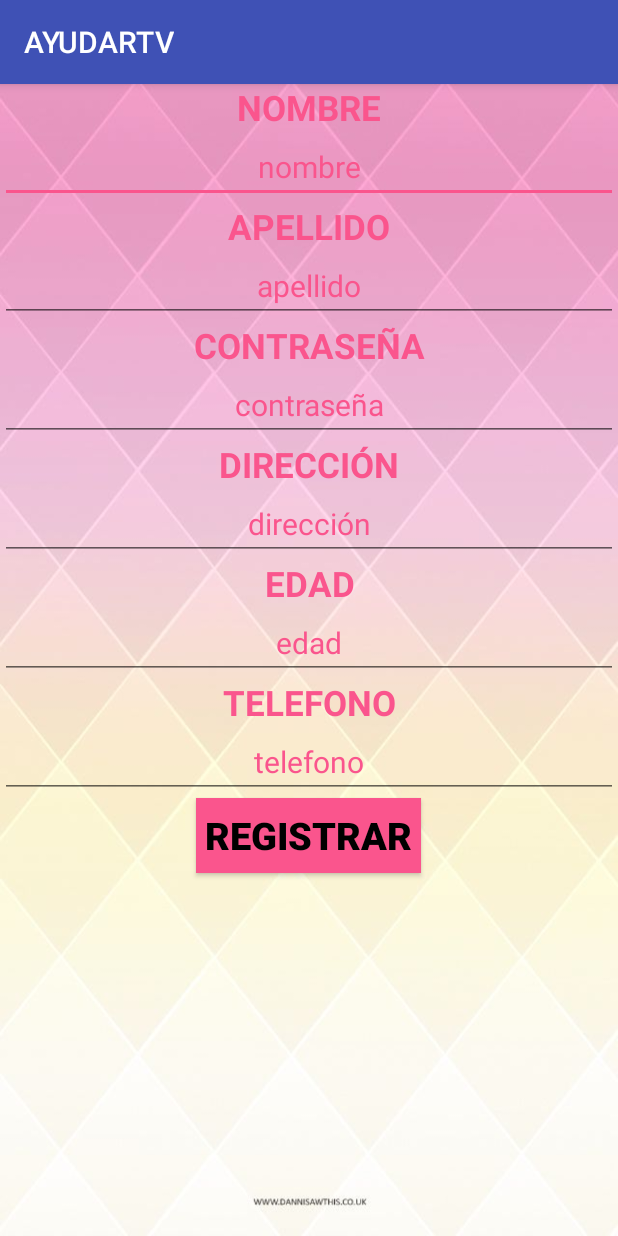
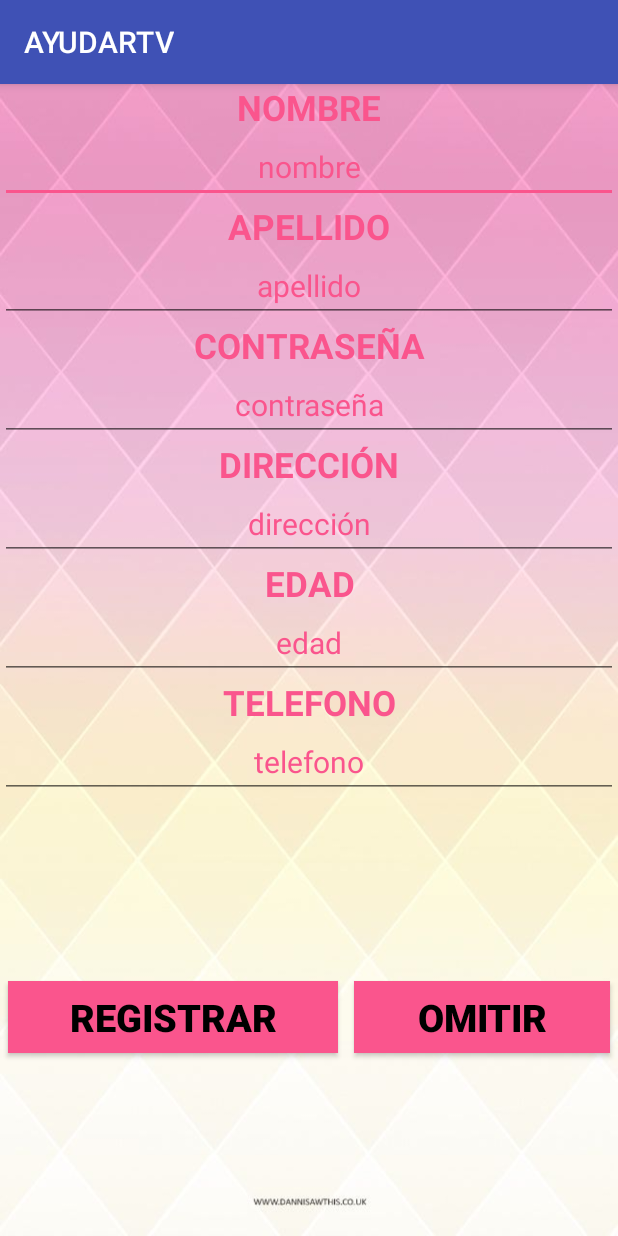
Before and after one commit to Giiojiimenez/MyApplication, an Android app: the Registro screen opened directly, with no data from a screen before it, on a phone screen of 412 x 824 dp. Run offline under Robolectric (Android 15) with nearby library versions, the light colour scheme and no system bars; our stand-ins replace Firebase (no records; nobody signed in at launch, a user with empty details on screens opened directly).

Commit message:
Datos finales2

```diff
--- a/app/src/main/java/com/tvaztecagioj/myapplication/Registro.java
+++ b/app/src/main/java/com/tvaztecagioj/myapplication/Registro.java
@@ -18,7 +18,7 @@ import java.util.Map;
 public class Registro extends AppCompatActivity{
 
      EditText etnombre,etapellido,etcontraseñar,etdireccion,etedad,ettelefono;
-     Button btregistrar;
+     Button btregistrar,btromitir;
 
      private DatabaseReference mDatabase;
 
@@ -33,8 +33,17 @@ public class Registro extends AppCompatActivity{
         etedad=findViewById(R.id.etedad);
         ettelefono=findViewById(R.id.ettelefono);
         btregistrar=findViewById(R.id.btregistrar);
+        btromitir=findViewById(R.id.btromitir);
 
         mDatabase = FirebaseDatabase.getInstance().getReference();
+
+        btromitir.setOnClickListener(new View.OnClickListener() {
+            @Override
+            public void onClick(View view) {
+                Intent a=new Intent(getApplicationContext(),Linstituciones.class);
+                startActivity(a);
+            }
+        });
 
         btregistrar.setOnClickListener(new View.OnClickListener() {
             @Override
--- a/app/src/main/res/layout/activity_linstituciones.xml
+++ b/app/src/main/res/layout/activity_linstituciones.xml
@@ -26,7 +26,7 @@
         android:layout_marginEnd="8dp"
         android:layout_marginRight="8dp"
         android:background="@android:color/transparent"
-        android:text="AGREGAR INSTITUCION"
+        android:text="Donar"
         android:textColor="@color/colorAccent"
         android:textSize="20sp"
         android:textStyle="bold"
--- a/app/src/main/res/layout/activity_registro.xml
+++ b/app/src/main/res/layout/activity_registro.xml
@@ -119,15 +119,36 @@
         android:textColorHint="@color/colorAccent"
         android:textSize="20dp" />
 
+    <LinearLayout
+        android:layout_width="match_parent"
+        android:layout_height="match_parent"
+        android:orientation="horizontal">
+
         <Button
             android:id="@+id/btregistrar"
-        android:layout_width="150dp"
-        android:layout_height="50dp"
+            android:layout_width="wrap_content"
+            android:layout_height="wrap_content"
             android:layout_gravity="center"
+            android:layout_margin="5dp"
+            android:layout_weight="1"
             android:background="@color/colorAccent"
             android:text="REGISTRAR"
             android:textColor="@color/common_google_signin_btn_text_dark_focused"
             android:textSize="25sp"
             android:textStyle="bold" />
 
+        <Button
+            android:id="@+id/btromitir"
+            android:layout_width="wrap_content"
+            android:layout_height="wrap_content"
+            android:layout_gravity="center"
+            android:layout_margin="5dp"
+            android:layout_weight="1"
+            android:background="@color/colorAccent"
+            android:text="omitir"
+            android:textColor="@color/common_google_signin_btn_text_dark_focused"
+            android:textSize="25sp"
+            android:textStyle="bold" />
     </LinearLayout>
+
+</LinearLayout>
```
Also changed, not shown: app/src/main/java/com/tvaztecagioj/myapplication/Adapter.java (+3 -6 lines), app/src/main/res/layout/obs_recycler.xml (+13 -1 lines). Lines whose indentation alone changed are shown as unchanged.
